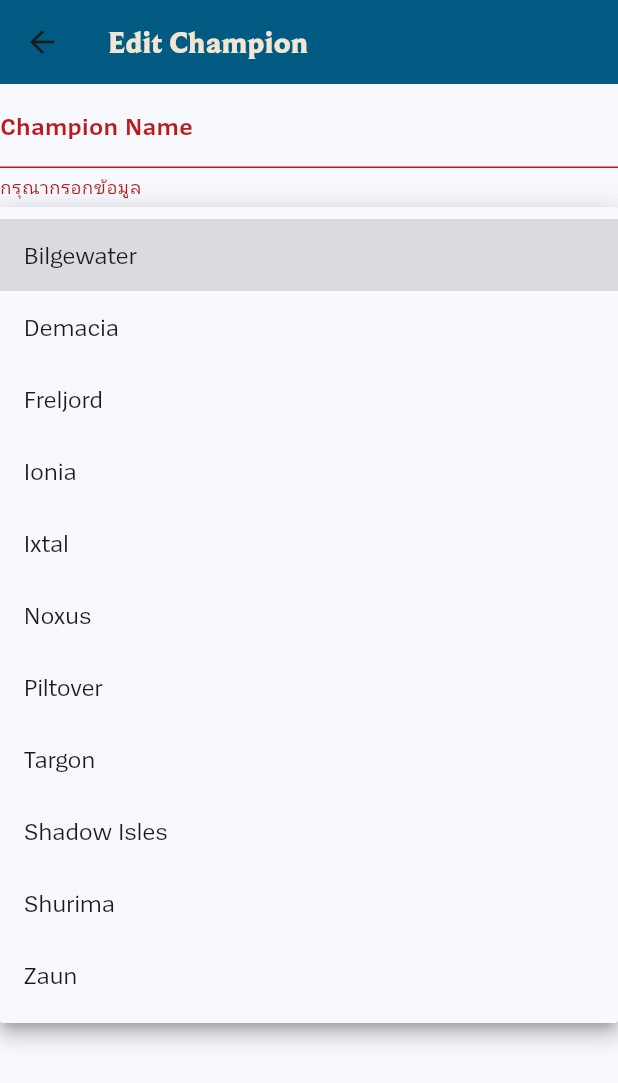
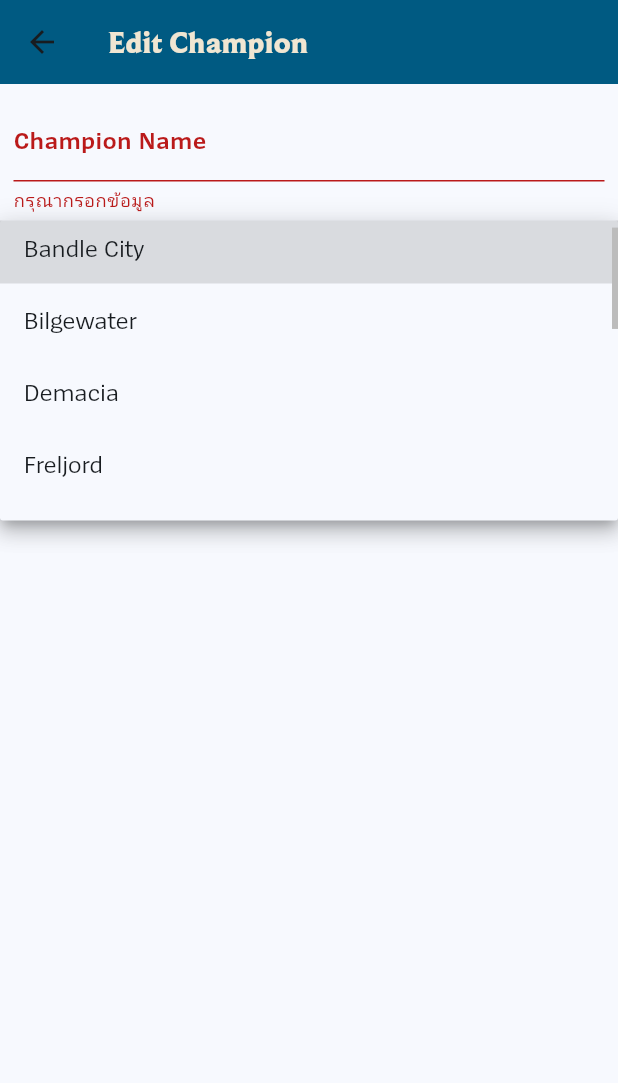
Before and after one commit to Blue-160946/Project_MobileApp, a Flutter app: the EditScreen screen opened directly with empty values, after a tap on "Save", after a tap on "Region", on a phone screen of 412 x 824 dp. Shown: the top 1083 px of the screen. Run offline on Flutter 3.47's test engine with Material 3 defaults, Android fonts, the phone set to English and light mode, and no system bars; our stand-ins replace sembast.

Commit message:
edit UI + edit Code

```diff
--- a/lib/screens/edit_screen.dart
+++ b/lib/screens/edit_screen.dart
@@ -1,10 +1,10 @@
 import 'package:league_of_legends_universe/main.dart';
 import 'package:league_of_legends_universe/models/transactions.dart';
 import 'package:league_of_legends_universe/provider/transaction_provider.dart';
-import 'package:flutter/foundation.dart';
 import 'package:flutter/material.dart';
 import 'package:provider/provider.dart';
 
+// ignore: must_be_immutable
 class EditScreen extends StatefulWidget {
   Transactions statement;
 
@@ -17,15 +17,15 @@
 class _EditScreenState extends State<EditScreen> {
   final formKey = GlobalKey<FormState>();
   final championController = TextEditingController();
-  final roleController = TextEditingController();
 
   String? selectedRegion;
+  String? selectedRole;
 
   @override
   Widget build(BuildContext context) {
     championController.text = widget.statement.champion;
     selectedRegion = widget.statement.region;
-    roleController.text = widget.statement.role;
+    selectedRole = widget.statement.role;
 
     return Scaffold(
         appBar: AppBar(
@@ -38,7 +38,9 @@
                 fontSize: 20),
           ),
         ),
-        body: Form(
+        body: Padding(
+          padding: const EdgeInsets.all(9.0),
+          child: Form(
               key: formKey,
               child: Column(
                 children: [
@@ -47,7 +49,6 @@
                       labelText: 'Champion Name',
                       labelStyle: TextStyle(fontFamily: "SpiegelSans-b"),
                     ),
-                  autofocus: false,
                     controller: championController,
                     validator: (String? str) {
                       if (str!.isEmpty) {
@@ -71,7 +72,9 @@
                       }
                       return null;
                     },
+                    menuMaxHeight: 200,
                     items: <String>[
+                      'Bandle City',
                       'Bilgewater',
                       'Demacia',
                       'Freljord',
@@ -93,18 +96,38 @@
                       );
                     }).toList(),
                   ),
-                TextFormField(
+                  DropdownButtonFormField<String>(
                 decoration: const InputDecoration(
                   labelText: 'Role',
                   labelStyle: TextStyle(fontFamily: "SpiegelSans-b"),
                 ),
-                  controller: roleController,
-                  validator: (String? str) {
-                    if (str!.isEmpty) {
-                      return 'กรุณากรอกข้อมูล';
+                value: selectedRole,
+                onChanged: (String? newValue) {
+                  selectedRole = newValue;
+                },
+                validator: (String? value) {
+                  if (value == null || value.isEmpty) {
+                    return 'กรุณาเลือกข้อมูล';
                   }
                   return null;
                 },
+                menuMaxHeight: 200,
+                items: <String>[
+                  'Controller',
+                  'Fighter',
+                  'Mage',
+                  'Marksman',
+                  'Slayer',
+                  'Tank',
+                ].map<DropdownMenuItem<String>>((String value) {
+                  return DropdownMenuItem<String>(
+                    value: value,
+                    child: Text(
+                      value,
+                      style: const TextStyle(fontFamily: "SpiegelSans-r"),
+                    ),
+                  );
+                }).toList(),
               ),
                   TextButton(
                       child: const Text(
@@ -121,11 +144,12 @@
                               keyID: widget.statement.keyID,
                               champion: championController.text,
                               region: selectedRegion!,
-                            role: roleController.text,
+                              role: selectedRole!,
                               date: DateTime.now());
 
                           // add transaction data object to provider
-                        var provider = Provider.of<TransactionProvider>(context,
+                          var provider = Provider.of<TransactionProvider>(
+                              context,
                               listen: false);
 
                           provider.updateTransaction(statement);
@@ -140,6 +164,7 @@
                         }
                       })
                 ],
-            )));
+              )),
+        ));
   }
 }
--- a/lib/screens/home_screen.dart
+++ b/lib/screens/home_screen.dart
@@ -75,7 +75,8 @@
                           Text(
                             DateFormat('dd MMM yyyy hh:mm:ss')
                                 .format(statement.date),
-                            style: TextStyle(fontFamily: "SpiegelSans-r"),
+                            style: TextStyle(fontFamily: "SpiegelSans-r",
+                              fontSize: 10),
                           ),
                         ],
                       ),
@@ -118,6 +119,8 @@
 
 AssetImage getRegionImage(String region) {
   switch (region) {
+    case 'Bandle City':
+      return const AssetImage('assets/images/Bandle-city.png');
     case 'Bilgewater':
       return const AssetImage('assets/images/Bilgewater.png');
     case 'Demacia':
```
Also changed, not shown: lib/screens/form_screen.dart (+44 -24 lines), lib/screens/search_screen.dart (+35 -5 lines), assets/images/Bandle-city.png (added), assets/images/Teemo.png (added). Lines whose indentation alone changed are shown as unchanged.
